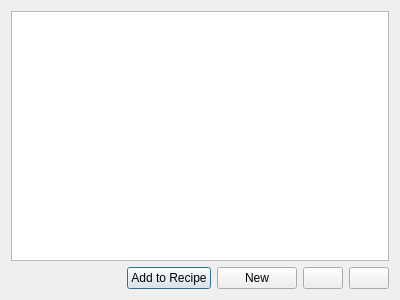
Brewtarget/brewtarget, file ui/hopDialog.ui: the form before one commit.
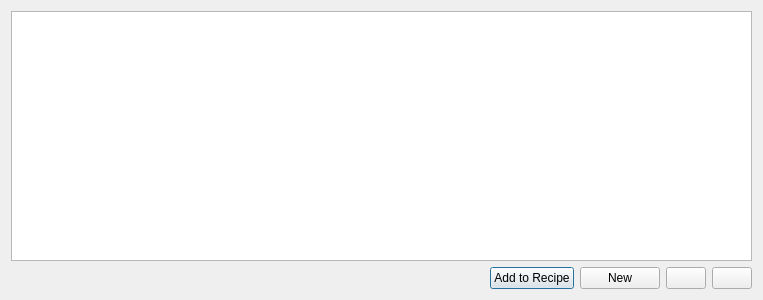
The form after the commit. Icons and pictures are not drawn.

```diff
--- a/ui/hopDialog.ui
+++ b/ui/hopDialog.ui
@@ -6,7 +6,7 @@
    <rect>
     <x>0</x>
     <y>0</y>
-    <width>400</width>
+    <width>763</width>
     <height>300</height>
    </rect>
   </property>
```
